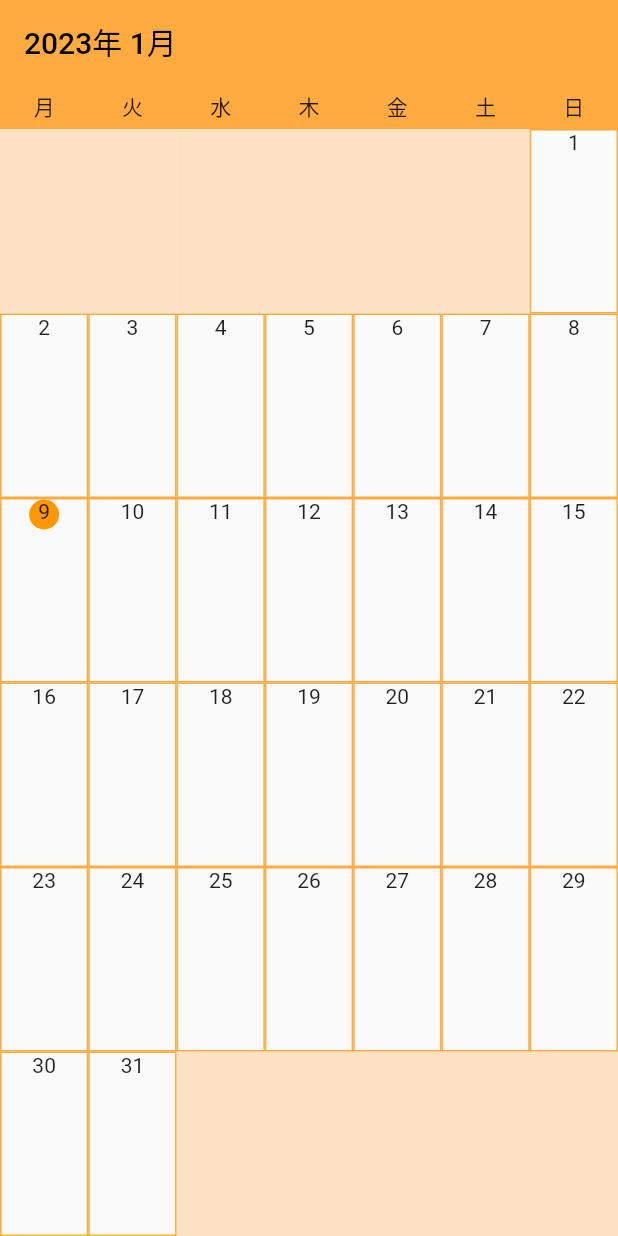
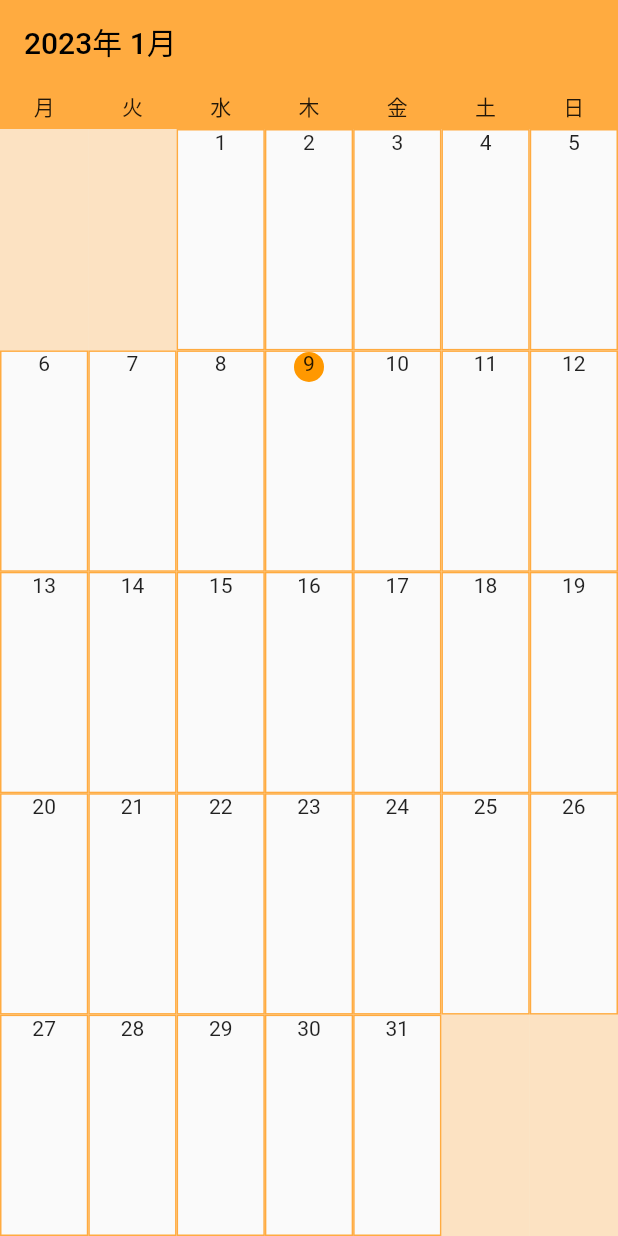
Before and after one commit to tomohiro1024/calendar2022, a Flutter app: the screen it shows after launch, swiped to page 2, on a phone screen of 412 x 824 dp. Run offline on Flutter 3.47's test engine with Material 2 defaults, Android fonts, the phone set to English and light mode, and no system bars.

Commit message:
スワイプ可能に

```diff
--- a/lib/pages/calender.dart
+++ b/lib/pages/calender.dart
@@ -54,11 +54,11 @@ class _CalenderViewState extends State<CalenderView> {
     return PageView.builder(itemBuilder: (context, index) {
       List<Widget> _list = [];
       List<Widget> _listCache = [];
-      // 今月の最終日の取得
+
+      DateTime date = DateTime(now.year, now.month + index, 1);
+
       int monthLastDay =
           DateTime(now.year, now.month + 1, 1).subtract(Duration(days: 1)).day;
-
-      DateTime date = DateTime(now.year, now.month, 1);
 
       for (int i = 0; i < monthLastDay; i++) {
         _listCache.add(_CalenderItem(
```
